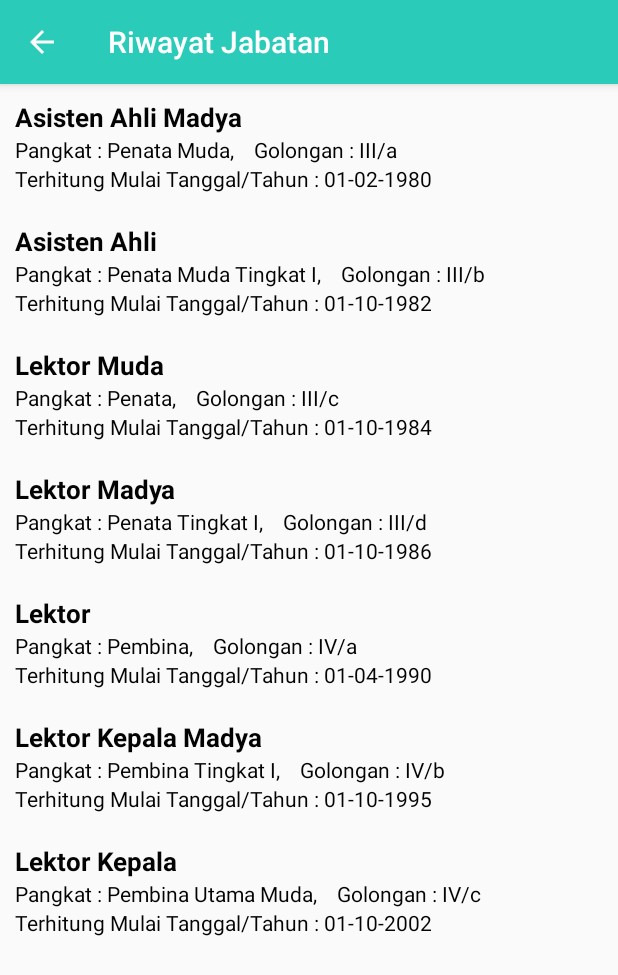
After one commit to vjivandro/bulutangkis, an Android app: the RiwayatJabatanActivity screen opened directly, with no data from a screen before it, on a phone screen of 412 x 824 dp. The commit adds this screen. Shown: the top 975 px of the screen. Run offline under Robolectric (Android 15) with nearby library versions, the phone set to English and light mode, and no system bars.

Commit message:
update About activity

```diff
--- a/app/src/main/java/com/bulutangkis/learning/DashboardViewAdapter.java
+++ b/app/src/main/java/com/bulutangkis/learning/DashboardViewAdapter.java
@@ -9,7 +9,7 @@ import android.view.ViewGroup;
 import android.widget.ImageView;
 import android.widget.TextView;
 
-import com.bulutangkis.learning.about.ProfileActivity;
+import com.bulutangkis.learning.about.AboutActivity;
 import com.bulutangkis.learning.kuis.PrepareKuisActivity;
 import com.bulutangkis.learning.model.DashBoardModel;
 
@@ -65,7 +65,7 @@ public class DashboardViewAdapter extends RecyclerView.Adapter<DashboardViewAdap
             }else if (getPosition() == 2) {
                 v.getContext().startActivity(new Intent(v.getContext(), PrepareKuisActivity.class));
             }else if (getPosition() == 3) {
-                v.getContext().startActivity(new Intent(v.getContext(), ProfileActivity.class));
+                v.getContext().startActivity(new Intent(v.getContext(), AboutActivity.class));
             }
         }
     }
--- a/app/src/main/java/com/bulutangkis/learning/MainActivity.java
+++ b/app/src/main/java/com/bulutangkis/learning/MainActivity.java
@@ -10,7 +10,7 @@ import android.view.Menu;
 import android.view.MenuItem;
 import android.view.View;
 
-import com.bulutangkis.learning.about.ProfileActivity;
+import com.bulutangkis.learning.about.AboutActivity;
 import com.bulutangkis.learning.model.DashBoardModel;
 
 import java.util.ArrayList;
@@ -69,7 +69,7 @@ public class MainActivity extends AppCompatActivity {
 
         //noinspection SimplifiableIfStatement
         if (id == R.id.action_settings) {
-            startActivity(new Intent(this, ProfileActivity.class));
+            startActivity(new Intent(this, AboutActivity.class));
             return true;
         }
         return super.onOptionsItemSelected(item);
--- /dev/null
+++ b/app/src/main/java/com/bulutangkis/learning/about/RiwayatJabatanActivity.java
@@ -0,0 +1,83 @@
+package com.bulutangkis.learning.about;
+
+import android.content.Context;
+import android.os.Bundle;
+import android.support.v7.app.AppCompatActivity;
+import android.support.v7.widget.LinearLayoutManager;
+import android.support.v7.widget.RecyclerView;
+import android.view.LayoutInflater;
+import android.view.View;
+import android.view.ViewGroup;
+import android.widget.TextView;
+
+import com.bulutangkis.learning.R;
+import com.bulutangkis.learning.model.RiwayatJabatanModel;
+
+import java.util.List;
+
+import static com.bulutangkis.learning.utils.getAllItems.getJabatanItem;
+
+public class RiwayatJabatanActivity extends AppCompatActivity {
+    private LinearLayoutManager lLayout;
+
+    @Override
+    protected void onCreate(Bundle savedInstanceState) {
+        super.onCreate(savedInstanceState);
+        setContentView(R.layout.activity_pendidikan);
+
+        List<RiwayatJabatanModel> rowListItem = getJabatanItem();
+        lLayout = new LinearLayoutManager(RiwayatJabatanActivity.this);
+
+        RecyclerView rView = (RecyclerView) findViewById(R.id.recyclerview);
+        rView.setLayoutManager(lLayout);
+
+        RiwayatJabatanAdapter adapter = new RiwayatJabatanAdapter(rowListItem, this);
+        rView.setAdapter(adapter);
+    }
+
+    public class RiwayatJabatanAdapter extends RecyclerView.Adapter<RiwayatJabatanAdapter.ViewHolder> {
+
+        List<RiwayatJabatanModel> list;
+        Context context;
+
+        public RiwayatJabatanAdapter(List<RiwayatJabatanModel> list, Context context) {
+            this.list = list;
+            this.context = context;
+        }
+
+        @Override
+        public ViewHolder onCreateViewHolder(ViewGroup parent, int viewType) {
+            View view = LayoutInflater.from(context).inflate(R.layout.recycleview_jabatan, parent, false);
+            return new ViewHolder(view);
+        }
+
+        @Override
+        public void onBindViewHolder(ViewHolder holder, int position) {
+            RiwayatJabatanModel model = list.get(position);
+
+            holder.jabatan.setText(model.getJabatan());
+            holder.pangkat.setText("Pangkat : " + model.getPangkat() + ", ");
+            holder.golongan.setText("Golongan : " + model.getGolongan());
+            holder.tahunmulai.setText("Terhitung Mulai Tanggal/Tahun : " + model.getTglth());
+        }
+
+        @Override
+        public int getItemCount() {
+            return list.size();
+        }
+
+        public class ViewHolder extends RecyclerView.ViewHolder {
+
+            TextView jabatan, pangkat, golongan, tahunmulai;
+
+            public ViewHolder(View itemView) {
+                super(itemView);
+
+                jabatan = (TextView) itemView.findViewById(R.id.tv_jabatan);
+                pangkat = (TextView) itemView.findViewById(R.id.tv_pangkat);
+                golongan = (TextView) itemView.findViewById(R.id.tv_golongan);
+                tahunmulai = (TextView) itemView.findViewById(R.id.tv_thmulai);
+            }
+        }
+    }
+}
--- /dev/null
+++ b/app/src/main/java/com/bulutangkis/learning/model/RiwayatJabatanModel.java
@@ -0,0 +1,47 @@
+package com.bulutangkis.learning.model;
+
+public class RiwayatJabatanModel {
+    String jabatan;
+    String pangkat;
+    String golongan;
+    String tglth;
+
+    public RiwayatJabatanModel(String jabatan, String pangkat, String golongan, String tglth) {
+        this.jabatan = jabatan;
+        this.pangkat = pangkat;
+        this.golongan = golongan;
+        this.tglth = tglth;
+    }
+
+    public String getJabatan() {
+        return jabatan;
+    }
+
+    public void setJabatan(String jabatan) {
+        this.jabatan = jabatan;
+    }
+
+    public String getPangkat() {
+        return pangkat;
+    }
+
+    public void setPangkat(String pangkat) {
+        this.pangkat = pangkat;
+    }
+
+    public String getGolongan() {
+        return golongan;
+    }
+
+    public void setGolongan(String golongan) {
+        this.golongan = golongan;
+    }
+
+    public String getTglth() {
+        return tglth;
+    }
+
+    public void setTglth(String tglth) {
+        this.tglth = tglth;
+    }
+}
--- /dev/null
+++ b/app/src/main/java/com/bulutangkis/learning/utils/getAllItems.java
@@ -0,0 +1,85 @@
+package com.bulutangkis.learning.utils;
+
+import com.bulutangkis.learning.R;
+import com.bulutangkis.learning.model.PendidikanModel;
+import com.bulutangkis.learning.model.ProfilModel;
+import com.bulutangkis.learning.model.RiwayatJabatanModel;
+import com.bulutangkis.learning.model.RiwayatPekerjaanModel;
+
+import java.util.ArrayList;
+import java.util.List;
+
+public class getAllItems {
+
+    // profile
+    public static List<ProfilModel> getProfileItemList() {
+        List<ProfilModel> allItems = new ArrayList<ProfilModel>();
+//        allItems.add(new ProfilModel(R.drawable.ic_phone, "0341 - 460975"));
+//        allItems.add(new ProfilModel(R.drawable.ic_accessibility, "Laki -Laki"));
+//        allItems.add(new ProfilModel(R.drawable.ic_portrait, "130809383"));
+//        allItems.add(new ProfilModel(R.drawable.ic_work, "Fakultas Ilmu Pendidikan"));
+//        allItems.add(new ProfilModel(R.drawable.ic_account_balance, "Universitas Negeri Malang"));
+//        allItems.add(new ProfilModel(R.drawable.ic_assignment_ind, "Dosen FIP"));
+//        allItems.add(new ProfilModel(R.drawable.ic_event_seat, "Lektor Kepala"));
+
+        allItems.add(new ProfilModel(R.drawable.ic_account_circle, "Identitas"));
+        allItems.add(new ProfilModel(R.drawable.ic_account_balance, "Pendidikan"));
+        allItems.add(new ProfilModel(R.drawable.ic_work, "Riwayat Pekerjaan"));
+        allItems.add(new ProfilModel(R.drawable.ic_timeline, " Riwayat Jabatan, Pangkat, Golongan"));
+        allItems.add(new ProfilModel(R.drawable.ic_branding_watermark, "Sertifikat"));
+        allItems.add(new ProfilModel(R.drawable.ic_language, "Fakultas Ilmu Pendidikan"));
+        allItems.add(new ProfilModel(R.drawable.ic_language_green, "Universitas Negeri Malang"));
+        allItems.add(new ProfilModel(R.drawable.ic_android, "Mobile Developer"));
+
+        return allItems;
+    }
+
+    // identitas
+    public static List<ProfilModel> getIdentitasItemList() {
+        List<ProfilModel> allItems = new ArrayList<ProfilModel>();
+        allItems.add(new ProfilModel(R.drawable.ic_phone, "0341 - 460975"));
+        allItems.add(new ProfilModel(R.drawable.ic_accessibility, "Laki -Laki"));
+        allItems.add(new ProfilModel(R.drawable.ic_portrait, "130809383"));
+        allItems.add(new ProfilModel(R.drawable.ic_work, "Fakultas Ilmu Pendidikan"));
+        allItems.add(new ProfilModel(R.drawable.ic_account_balance, "Universitas Negeri Malang"));
+        allItems.add(new ProfilModel(R.drawable.ic_assignment_ind, "Dosen FIP"));
+        allItems.add(new ProfilModel(R.drawable.ic_event_seat, "Lektor Kepala"));
+
+        return allItems;
+    }
+
+    // pendidikan
+    public static List<PendidikanModel> getPendidikanList() {
+        List<PendidikanModel> allItems = new ArrayList<PendidikanModel>();
+        allItems.add(new PendidikanModel("Sekolah Dasar", "SDN Purworejo I, Kec. Pakem, Kab. Sleman, Daerah Istimewa Yogyakarta", "1959 –1965","SD"));
+        allItems.add(new PendidikanModel("SLTP", "SMP IKIP II Yogyakarta", "1965–1968","SMP"));
+        allItems.add(new PendidikanModel("SLTA", "SMA IKIP II Yogyakarta", "1968–1971","SMA"));
+        allItems.add(new PendidikanModel("Sarjana Muda", "Sekolah Tinggi Olahraga Yogyakarta", "1972–1975","Sarjana Muda"));
+        allItems.add(new PendidikanModel("Sarjana", "Fakultas Pendidikan Ilmu Keolah-ragaan  IKIP Yogyakarta (Universitas Negeri Yogyakarta)", "1976–1979","Sarjana Pendidikan Olahraga Prestasi"));
+        allItems.add(new PendidikanModel("Magister", "Program Studi Ilmu Kesehatan Olahraga Universitas Airlangga Surabaya", "1997–2000","Magister Kesehatan"));
+
+        return allItems;
+    }
+
+    // riwayat pekerjaan
+    public static List<RiwayatPekerjaanModel> getRiwayatList() {
+        List<RiwayatPekerjaanModel> allitems = new ArrayList<RiwayatPekerjaanModel>();
+        allitems.add(new RiwayatPekerjaanModel("1980 - Sampai sekarang","Fakultas Ilmu Pendidikan Universitas Negeri Malang","Pegawai Negeri Sipil"));
+        allitems.add(new RiwayatPekerjaanModel("1986-1989","Program Pendidikan Olahraga dan Kesehatan FIP IKIP Malang","Sekretaris Program   "));
+        allitems.add(new RiwayatPekerjaanModel("1990-1995","Proyek P2T IKIP Malang.","Bendahara Proyek "));
+        return allitems;
+    }
+
+    // riwayat jabatan
+    public static List<RiwayatJabatanModel> getJabatanItem() {
+        List<RiwayatJabatanModel> allitems = new ArrayList<RiwayatJabatanModel>();
+        allitems.add(new RiwayatJabatanModel("Asisten Ahli Madya", "Penata Muda", "III/a", "01-02-1980"));
+        allitems.add(new RiwayatJabatanModel("Asisten Ahli", "Penata Muda Tingkat I", "III/b", "01-10-1982"));
+        allitems.add(new RiwayatJabatanModel("Lektor Muda", "Penata", "III/c", "01-10-1984"));
+        allitems.add(new RiwayatJabatanModel("Lektor Madya", "Penata Tingkat I", "III/d", "01-10-1986"));
+        allitems.add(new RiwayatJabatanModel("Lektor", "Pembina", "IV/a", "01-04-1990"));
+        allitems.add(new RiwayatJabatanModel("Lektor Kepala Madya", "Pembina Tingkat I", "IV/b", "01-10-1995"));
+        allitems.add(new RiwayatJabatanModel("Lektor Kepala", "Pembina Utama Muda", "IV/c", "01-10-2002"));
+        return allitems;
+    }
+}
--- /dev/null
+++ b/app/src/main/res/drawable/ic_branding_watermark.xml
@@ -0,0 +1,5 @@
+<vector android:height="24dp" android:tint="#DCB534"
+    android:viewportHeight="24.0" android:viewportWidth="24.0"
+    android:width="24dp" xmlns:android="http://schemas.android.com/apk/res/android">
+    <path android:fillColor="#FF000000" android:pathData="M21,3L3,3c-1.1,0 -2,0.9 -2,2v14c0,1.1 0.9,2 2,2h18c1.1,0 2,-0.9 2,-2L23,5c0,-1.1 -0.9,-2 -2,-2zM21,19h-9v-6h9v6z"/>
+</vector>
--- /dev/null
+++ b/app/src/main/res/drawable/ic_language.xml
@@ -0,0 +1,5 @@
+<vector android:height="24dp" android:tint="#0E2ADC"
+    android:viewportHeight="24.0" android:viewportWidth="24.0"
+    android:width="24dp" xmlns:android="http://schemas.android.com/apk/res/android">
+    <path android:fillColor="#FF000000" android:pathData="M11.99,2C6.47,2 2,6.48 2,12s4.47,10 9.99,10C17.52,22 22,17.52 22,12S17.52,2 11.99,2zM18.92,8h-2.95c-0.32,-1.25 -0.78,-2.45 -1.38,-3.56 1.84,0.63 3.37,1.91 4.33,3.56zM12,4.04c0.83,1.2 1.48,2.53 1.91,3.96h-3.82c0.43,-1.43 1.08,-2.76 1.91,-3.96zM4.26,14C4.1,13.36 4,12.69 4,12s0.1,-1.36 0.26,-2h3.38c-0.08,0.66 -0.14,1.32 -0.14,2 0,0.68 0.06,1.34 0.14,2L4.26,14zM5.08,16h2.95c0.32,1.25 0.78,2.45 1.38,3.56 -1.84,-0.63 -3.37,-1.9 -4.33,-3.56zM8.03,8L5.08,8c0.96,-1.66 2.49,-2.93 4.33,-3.56C8.81,5.55 8.35,6.75 8.03,8zM12,19.96c-0.83,-1.2 -1.48,-2.53 -1.91,-3.96h3.82c-0.43,1.43 -1.08,2.76 -1.91,3.96zM14.34,14L9.66,14c-0.09,-0.66 -0.16,-1.32 -0.16,-2 0,-0.68 0.07,-1.35 0.16,-2h4.68c0.09,0.65 0.16,1.32 0.16,2 0,0.68 -0.07,1.34 -0.16,2zM14.59,19.56c0.6,-1.11 1.06,-2.31 1.38,-3.56h2.95c-0.96,1.65 -2.49,2.93 -4.33,3.56zM16.36,14c0.08,-0.66 0.14,-1.32 0.14,-2 0,-0.68 -0.06,-1.34 -0.14,-2h3.38c0.16,0.64 0.26,1.31 0.26,2s-0.1,1.36 -0.26,2h-3.38z"/>
+</vector>
--- /dev/null
+++ b/app/src/main/res/drawable/ic_language_green.xml
@@ -0,0 +1,5 @@
+<vector android:height="24dp" android:tint="#11DC43"
+    android:viewportHeight="24.0" android:viewportWidth="24.0"
+    android:width="24dp" xmlns:android="http://schemas.android.com/apk/res/android">
+    <path android:fillColor="#FF000000" android:pathData="M11.99,2C6.47,2 2,6.48 2,12s4.47,10 9.99,10C17.52,22 22,17.52 22,12S17.52,2 11.99,2zM18.92,8h-2.95c-0.32,-1.25 -0.78,-2.45 -1.38,-3.56 1.84,0.63 3.37,1.91 4.33,3.56zM12,4.04c0.83,1.2 1.48,2.53 1.91,3.96h-3.82c0.43,-1.43 1.08,-2.76 1.91,-3.96zM4.26,14C4.1,13.36 4,12.69 4,12s0.1,-1.36 0.26,-2h3.38c-0.08,0.66 -0.14,1.32 -0.14,2 0,0.68 0.06,1.34 0.14,2L4.26,14zM5.08,16h2.95c0.32,1.25 0.78,2.45 1.38,3.56 -1.84,-0.63 -3.37,-1.9 -4.33,-3.56zM8.03,8L5.08,8c0.96,-1.66 2.49,-2.93 4.33,-3.56C8.81,5.55 8.35,6.75 8.03,8zM12,19.96c-0.83,-1.2 -1.48,-2.53 -1.91,-3.96h3.82c-0.43,1.43 -1.08,2.76 -1.91,3.96zM14.34,14L9.66,14c-0.09,-0.66 -0.16,-1.32 -0.16,-2 0,-0.68 0.07,-1.35 0.16,-2h4.68c0.09,0.65 0.16,1.32 0.16,2 0,0.68 -0.07,1.34 -0.16,2zM14.59,19.56c0.6,-1.11 1.06,-2.31 1.38,-3.56h2.95c-0.96,1.65 -2.49,2.93 -4.33,3.56zM16.36,14c0.08,-0.66 0.14,-1.32 0.14,-2 0,-0.68 -0.06,-1.34 -0.14,-2h3.38c0.16,0.64 0.26,1.31 0.26,2s-0.1,1.36 -0.26,2h-3.38z"/>
+</vector>
--- a/app/src/main/res/layout/activity_profile.xml
+++ b/app/src/main/res/layout/activity_profile.xml
@@ -4,13 +4,13 @@
     xmlns:tools="http://schemas.android.com/tools"
     android:layout_width="match_parent"
     android:layout_height="match_parent"
-    tools:context=".about.ProfileActivity">
+    tools:context=".about.AboutActivity">
 
     <LinearLayout
         android:layout_width="match_parent"
         android:layout_height="match_parent"
         android:orientation="vertical"
-        tools:context=".about.ProfileActivity">
+        tools:context=".about.AboutActivity">
 
         <LinearLayout
             android:layout_width="match_parent"
--- /dev/null
+++ b/app/src/main/res/layout/recycleview_jabatan.xml
@@ -0,0 +1,44 @@
+<?xml version="1.0" encoding="utf-8"?>
+<LinearLayout
+    xmlns:android="http://schemas.android.com/apk/res/android"
+    android:layout_width="match_parent"
+    android:layout_height="wrap_content"
+    android:layout_margin="10dp"
+    android:orientation="vertical">
+
+    <TextView
+        android:id="@+id/tv_jabatan"
+        android:layout_width="match_parent"
+        android:layout_height="wrap_content"
+        android:textColor="@color/colorText"
+        android:textSize="17sp"
+        android:textStyle="bold"/>
+
+
+
+    <LinearLayout
+        android:layout_width="match_parent"
+        android:layout_height="wrap_content"
+        android:orientation="horizontal">
+
+        <TextView
+            android:id="@+id/tv_pangkat"
+            android:layout_width="wrap_content"
+            android:layout_height="wrap_content"
+            android:textColor="@color/colorText" />
+
+        <TextView
+            android:id="@+id/tv_golongan"
+            android:layout_width="wrap_content"
+            android:layout_height="wrap_content"
+            android:textColor="@color/colorText"
+            android:layout_marginLeft="10dp"/>
+
+    </LinearLayout>
+
+    <TextView
+        android:id="@+id/tv_thmulai"
+        android:layout_width="match_parent"
+        android:layout_height="wrap_content"
+        android:textColor="@color/colorText"/>
+</LinearLayout>
```
Also changed, not shown: app/src/main/AndroidManifest.xml (+18 -4 lines), app/src/main/java/com/bulutangkis/learning/FipWebviewActivity.java (added, +54 -0 lines), app/src/main/java/com/bulutangkis/learning/UMWebviewActivity.java (added, +54 -0 lines), app/src/main/java/com/bulutangkis/learning/about/AboutActivity.java (renamed from app/src/main/java/com/bulutangkis/learning/about/ProfileActivity.java, +27 -31 lines), app/src/main/java/com/bulutangkis/learning/about/IdentitasActivity.java (+3 -16 lines), app/src/main/java/com/bulutangkis/learning/about/PendidikanActivity.java (+2 -14 lines), app/src/main/java/com/bulutangkis/learning/about/RiwayatPekerjaanActivity.java (+2 -12 lines), app/src/main/res/layout/activity_about.xml (added, +24 -0 lines), app/src/main/res/layout/activity_webview.xml (added, +14 -0 lines).
